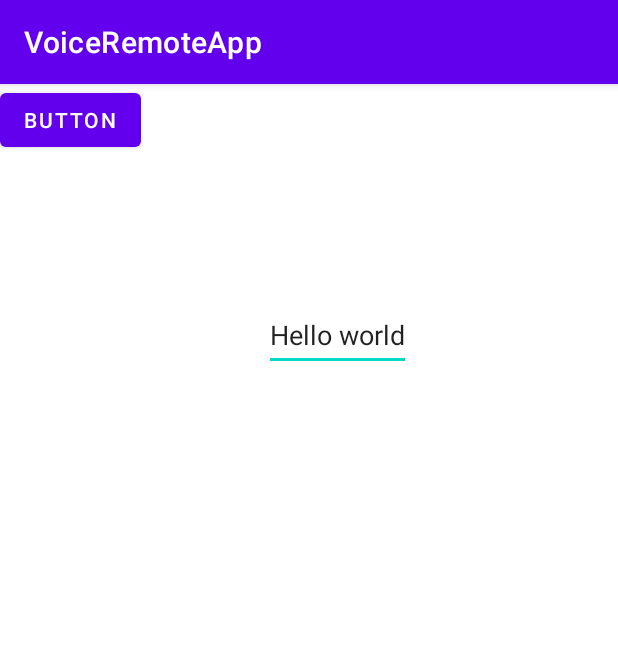
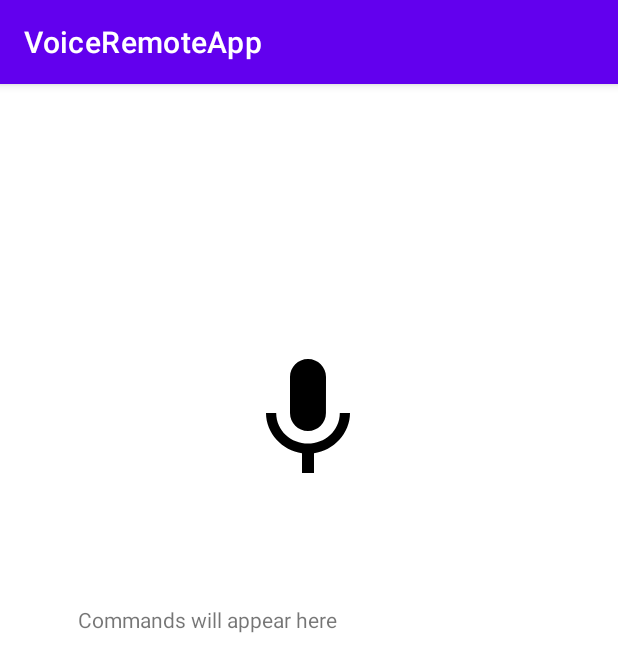
Before and after one commit to jsong060/VoiceRemoteApp, an Android app: the screen it shows after launch (MainActivity before the commit, SpeechToTextHandler after it), on a phone screen of 412 x 824 dp. Shown: the top 672 px of the screen. Run offline under Robolectric (Android 15) with nearby library versions, the phone set to English and light mode, and no system bars.

Commit message:
implemented the string to Bluetooth command function

```diff
--- a/app/build.gradle
+++ b/app/build.gradle
@@ -8,7 +8,7 @@ android {
 
     defaultConfig {
         applicationId "com.example.voiceremoteapp"
-        minSdk 18
+        minSdk 21
         targetSdk 32
         versionCode 1
         versionName "1.0"
--- a/app/src/main/AndroidManifest.xml
+++ b/app/src/main/AndroidManifest.xml
@@ -14,7 +14,7 @@
         android:theme="@style/Theme.VoiceRemoteApp"
         tools:targetApi="31">
         <activity
-            android:name=".MainActivity"
+            android:name=".SpeechToTextHandler"
             android:exported="true">
             <intent-filter>
                 <action android:name="android.intent.action.MAIN" />
--- a/app/src/main/java/com/example/voiceremoteapp/MainActivity.java
+++ /dev/null
@@ -1,145 +0,0 @@
-package com.example.voiceremoteapp;
-
-import androidx.annotation.NonNull;
-import androidx.annotation.Nullable;
-import androidx.appcompat.app.AppCompatActivity;
-import androidx.core.app.ActivityCompat;
-import androidx.core.content.ContextCompat;
-
-import android.Manifest;
-import android.annotation.SuppressLint;
-import android.content.Intent;
-import android.content.pm.PackageManager;
-import android.os.Build;
-import android.os.Bundle;
-import android.speech.RecognitionListener;
-import android.speech.RecognizerIntent;
-import android.speech.SpeechRecognizer;
-import android.view.MotionEvent;
-import android.view.View;
-import android.widget.Button;
-import android.widget.EditText;
-import android.widget.ImageView;
-import android.widget.TextView;
-import android.widget.Toast;
-
-import java.util.ArrayList;
-import java.util.Locale;
-
-public class MainActivity extends AppCompatActivity {
-
-    private Button btn;
-    private TextView tempText;
-    private SpeechRecognizer speechRecognizer;
-    private boolean btnClicked = false;
-
-    private static final int REQUEST_RECORD_AUDIO_PERMISSION = 1;
-
-    @Override
-    protected void onCreate(Bundle savedInstanceState) {
-        super.onCreate(savedInstanceState);
-        setContentView(R.layout.activity_main);
-
-        //grant permission to mic
-        if (ActivityCompat.checkSelfPermission(this, Manifest.permission.RECORD_AUDIO)
-                != PackageManager.PERMISSION_GRANTED) {
-            checkPermission();
-        }
-
-        btn = (Button) findViewById(R.id.button);
-        tempText = (EditText) findViewById(R.id.textbox);
-        speechRecognizer = SpeechRecognizer.createSpeechRecognizer(this);
-
-        Intent speechIntent = new Intent(RecognizerIntent.ACTION_RECOGNIZE_SPEECH);
-        speechIntent.putExtra(RecognizerIntent.EXTRA_PARTIAL_RESULTS, true);
-        speechIntent.putExtra(RecognizerIntent.EXTRA_LANGUAGE_MODEL, RecognizerIntent.LANGUAGE_MODEL_FREE_FORM);
-        speechIntent.putExtra(RecognizerIntent.EXTRA_LANGUAGE, Locale.getDefault());
-
-        speechRecognizer.setRecognitionListener(new RecognitionListener() {
-            @Override
-            public void onReadyForSpeech(Bundle params) {
-                tempText.setText("Ready for transcription!");
-            }
-
-            @Override
-            public void onBeginningOfSpeech() {
-                tempText.setText("????");
-            }
-
-            @Override
-            public void onRmsChanged(float rmsdB) {
-
-            }
-
-            @Override
-            public void onBufferReceived(byte[] buffer) {
-
-            }
-
-            @Override
-            public void onEndOfSpeech() {
-
-            }
-
-            @Override
-            public void onError(int error) {
-
-            }
-
-            @Override
-            public void onResults(Bundle results) {
-                tempText.setText("!!!!!");
-                ArrayList<String> txt = results.getStringArrayList(SpeechRecognizer.RESULTS_RECOGNITION);
-                tempText.setText(txt.get(0));
-            }
-
-            @Override
-            public void onPartialResults(Bundle partialResults) {
-
-            }
-
-            @Override
-            public void onEvent(int eventType, Bundle params) {
-
-            }
-        });
-
-
-        btn.setOnClickListener(new View.OnClickListener() {
-            @Override
-            public void onClick(View v) {
-                if(btnClicked == false){
-                    speechRecognizer.startListening(speechIntent);
-                }else{
-                    speechRecognizer.stopListening();
-                }
-            }
-        });
-    }
-
-    private void checkPermission() {
-        if(Build.VERSION.SDK_INT >= Build.VERSION_CODES.M){
-            ActivityCompat.requestPermissions(this, new String[]{Manifest.permission.RECORD_AUDIO}, REQUEST_RECORD_AUDIO_PERMISSION);
-        }
-    }
-
-    @Override
-    protected void onDestroy() {
-        super.onDestroy();
-        speechRecognizer.destroy();
-    }
-
-    @Override
-    public void onRequestPermissionsResult(int requestCode, @NonNull String[] permissions, @NonNull int[] grantResults) {
-        super.onRequestPermissionsResult(requestCode, permissions, grantResults);
-        if (requestCode == REQUEST_RECORD_AUDIO_PERMISSION) {
-            if (grantResults.length > 0 && grantResults != null) {
-                // Permission has been granted
-                Toast.makeText(this, "Permission granted", Toast.LENGTH_SHORT).show();
-            } else {
-                // Permission denied, handle the case accordingly
-                Toast.makeText(this, "Permission denied", Toast.LENGTH_SHORT).show();
-            }
-        }
-    }
-}
--- /dev/null
+++ b/app/src/main/java/com/example/voiceremoteapp/SpeechToTextHandler.java
@@ -0,0 +1,220 @@
+package com.example.voiceremoteapp;
+
+import androidx.annotation.NonNull;
+import androidx.appcompat.app.AppCompatActivity;
+import androidx.core.app.ActivityCompat;
+
+import android.Manifest;
+import android.annotation.SuppressLint;
+import android.content.Intent;
+import android.content.pm.PackageManager;
+import android.os.Build;
+import android.os.Bundle;
+import android.os.CountDownTimer;
+import android.speech.RecognitionListener;
+import android.speech.RecognizerIntent;
+import android.speech.SpeechRecognizer;
+import android.util.Log;
+import android.view.View;
+import android.widget.ImageView;
+import android.widget.TextView;
+import android.widget.Toast;
+
+import java.util.ArrayList;
+import java.util.HashMap;
+import java.util.Locale;
+import java.util.StringJoiner;
+
+public class SpeechToTextHandler extends AppCompatActivity {
+
+    private ImageView micIcon;
+    private TextView commandText;
+    private SpeechRecognizer speechRecognizer;
+    private String commandTextStr;
+    private String cmdToTranslate = "null";
+    private CountDownTimer speechTimer;
+    private boolean isTranscriptionDone = false;
+    private String lastElem;
+
+    public static final int REQUEST_RECORD_AUDIO_PERMISSION = 1;
+    public static final char DEFAULT_BT_VALUE = '4';
+    public HashMap<String, Character> commandMap = new HashMap<>();
+    public HashMap<String, Character> numberMap = new HashMap<>();
+
+    @SuppressLint("MissingInflatedId")
+    @Override
+    protected void onCreate(Bundle savedInstanceState) {
+        super.onCreate(savedInstanceState);
+        setContentView(R.layout.activity_main);
+
+        commandMap.put("up", '0');
+        commandMap.put("down", '1');
+
+        numberMap.put("1", '1');
+        numberMap.put("2", '2');
+        numberMap.put("3", '3');
+        numberMap.put("4", '4');
+        numberMap.put("5",'5');
+        numberMap.put("6",'6');
+        numberMap.put("7", '7');
+        numberMap.put("8",'8');
+        numberMap.put("9",'9');
+        numberMap.put("one", '1');
+        numberMap.put("two",'2');
+        numberMap.put("three",'3');
+        numberMap.put("four",'4');
+        numberMap.put("five", '5');
+        numberMap.put("six",'6');
+        numberMap.put("seven", '7');
+        numberMap.put("eight", '8');
+        numberMap.put("nine", '9');
+
+        //grant permission to mic
+        if (ActivityCompat.checkSelfPermission(this, Manifest.permission.RECORD_AUDIO)
+                != PackageManager.PERMISSION_GRANTED) {
+            checkPermission();
+        }
+
+        micIcon = (ImageView) findViewById(R.id.imgMic);
+        commandText = (TextView) findViewById(R.id.textCommand);
+        commandTextStr = commandText.toString();
+        speechRecognizer = SpeechRecognizer.createSpeechRecognizer(this);
+
+        Intent speechIntent = new Intent(RecognizerIntent.ACTION_RECOGNIZE_SPEECH);
+
+        speechRecognizer.setRecognitionListener(new RecognitionListener() {
+            @Override
+            public void onReadyForSpeech(Bundle params) {
+                speechIntent.putExtra(RecognizerIntent.EXTRA_PARTIAL_RESULTS, true);
+                speechIntent.putExtra(RecognizerIntent.EXTRA_LANGUAGE_MODEL, RecognizerIntent.LANGUAGE_MODEL_FREE_FORM);
+                speechIntent.putExtra(RecognizerIntent.EXTRA_LANGUAGE, Locale.getDefault());
+                commandText.setText("Ready for transcription!");
+            }
+
+            @Override
+            public void onBeginningOfSpeech() {
+                speechTimer.start();
+            }
+
+            @Override
+            public void onRmsChanged(float rmsdB) {}
+
+            @Override
+            public void onBufferReceived(byte[] buffer) {}
+
+            @Override
+            public void onEndOfSpeech() {
+
+            }
+
+            @Override
+            public void onError(int error) {}
+
+            @Override
+            public void onResults(Bundle results) {
+                ArrayList<String> resultsStringArrayList = results.getStringArrayList(SpeechRecognizer.RESULTS_RECOGNITION);
+                commandTextStr = resultsStringArrayList.get(0);
+                commandText.setText(commandTextStr);
+                isTranscriptionDone = true;
+            }
+
+            @Override
+            public void onPartialResults(Bundle partialResults) {
+                ArrayList<String> partialResultsStringArrayList = partialResults.getStringArrayList(SpeechRecognizer.RESULTS_RECOGNITION);
+                commandTextStr = partialResultsStringArrayList.get(0);
+                commandText.setText(commandTextStr);
+            }
+
+            @Override
+            public void onEvent(int eventType, Bundle params) {}
+        });
+
+
+        micIcon.setOnClickListener(new View.OnClickListener() {
+            @Override
+            public void onClick(View v) {
+                speechRecognizer.startListening(speechIntent);
+
+                speechTimer = new CountDownTimer(5000, 100) {
+
+                    public void onTick(long millisUntilFinished) {
+                        // Do nothing
+                    }
+
+                    public void onFinish() {
+                        speechRecognizer.stopListening();
+                        transformCommandTextStr(commandTextStr);
+                    }
+                };
+            }
+        });
+    }
+
+    private void checkPermission() {
+        if(Build.VERSION.SDK_INT >= Build.VERSION_CODES.M){
+            ActivityCompat.requestPermissions(this, new String[]{Manifest.permission.RECORD_AUDIO}, REQUEST_RECORD_AUDIO_PERMISSION);
+        }
+    }
+
+    @Override
+    public void onRequestPermissionsResult(int requestCode, @NonNull String[] permissions, @NonNull int[] grantResults) {
+        super.onRequestPermissionsResult(requestCode, permissions, grantResults);
+        if (requestCode == REQUEST_RECORD_AUDIO_PERMISSION) {
+            if (grantResults.length > 0 && grantResults != null) {
+                // Permission has been granted
+                Toast.makeText(this, "Permission granted", Toast.LENGTH_SHORT).show();
+            } else {
+                // Permission denied, handle the case accordingly
+                Toast.makeText(this, "Permission denied", Toast.LENGTH_SHORT).show();
+            }
+        }
+    }
+
+    public char[] transformCommandTextStr(String commandTextStr) {
+        char[] res = new char[]{'0','0','0'};
+
+        String[] processedStr = commandTextStr.trim().toLowerCase().split(" ");
+
+        if(processedStr.length == 1){
+            if(commandMap.containsKey(processedStr[0])){
+                res[0] = commandMap.get(processedStr[0]).charValue();
+                res[1] = ' ';
+                res[2] = DEFAULT_BT_VALUE;
+            }
+        }else if( processedStr.length > 1){
+            for(int i = processedStr.length-2; i>=0; i--){
+                if (commandMap.containsKey(processedStr[i])){
+                    if(numberMap.containsKey(processedStr[i+1])){
+                        res[0] = commandMap.get(processedStr[i]);
+                        res[1] = ' ';
+                        res[2] = numberMap.get(processedStr[i+1]);
+
+                        break;
+                    }else{
+                        res[0] = commandMap.get(processedStr[0]);
+                        res[1] = ' ';
+                        res[2] = DEFAULT_BT_VALUE;
+
+                        break;
+                    }
+                }
+            }
+        }
+        return res;
+    }
+
+    private boolean contains(String[] arr, String target){
+        for( String str : arr){
+            if (str.equals(target)) return true;
+        }
+
+        return false;
+    }
+
+    private void resetCmdVars() {
+        this.commandTextStr = null;
+        this.cmdToTranslate = "null";
+        this.speechTimer = null;
+        this.lastElem = null;
+    }
+}
--- /dev/null
+++ b/app/src/main/res/drawable/ic_baseline_mic_24.xml
@@ -0,0 +1,5 @@
+<vector android:height="24dp" android:tint="#000000"
+    android:viewportHeight="24" android:viewportWidth="24"
+    android:width="24dp" xmlns:android="http://schemas.android.com/apk/res/android">
+    <path android:fillColor="@android:color/white" android:pathData="M12,14c1.66,0 2.99,-1.34 2.99,-3L15,5c0,-1.66 -1.34,-3 -3,-3S9,3.34 9,5v6c0,1.66 1.34,3 3,3zM17.3,11c0,3 -2.54,5.1 -5.3,5.1S6.7,14 6.7,11L5,11c0,3.41 2.72,6.23 6,6.72L11,21h2v-3.28c3.28,-0.48 6,-3.3 6,-6.72h-1.7z"/>
+</vector>
--- a/app/src/main/res/layout/activity_main.xml
+++ b/app/src/main/res/layout/activity_main.xml
@@ -4,24 +4,28 @@
     xmlns:tools="http://schemas.android.com/tools"
     android:layout_width="match_parent"
     android:layout_height="match_parent"
-    tools:context=".MainActivity">
+    tools:context=".SpeechToTextHandler">
 
 
-    <EditText
-        android:id="@+id/textbox"
-        android:layout_width="wrap_content"
-        android:layout_height="wrap_content"
-        android:layout_marginStart="176dp"
-        android:layout_marginTop="143dp"
-        android:minHeight="48dp"
-        android:text="Hello world"
+    <ImageView
+        android:id="@+id/imgMic"
+        android:layout_width="128dp"
+        android:layout_height="96dp"
+        android:layout_marginStart="141dp"
+        android:layout_marginTop="175dp"
+        android:clickable="true"
         app:layout_constraintStart_toStartOf="parent"
-        app:layout_constraintTop_toTopOf="parent" />
+        app:layout_constraintTop_toTopOf="parent"
+        app:srcCompat="@drawable/ic_baseline_mic_24" />
 
-    <Button
-        android:id="@+id/button"
-        android:layout_width="wrap_content"
-        android:layout_height="wrap_content"
-        android:text="Button" />
+    <TextView
+        android:id="@+id/textCommand"
+        android:layout_width="300dp"
+        android:layout_height="100dp"
+        android:layout_marginStart="52dp"
+        android:layout_marginTop="76dp"
+        android:text="Commands will appear here"
+        app:layout_constraintStart_toStartOf="parent"
+        app:layout_constraintTop_toBottomOf="@+id/imgMic" />
 
 </androidx.constraintlayout.widget.ConstraintLayout>
```
